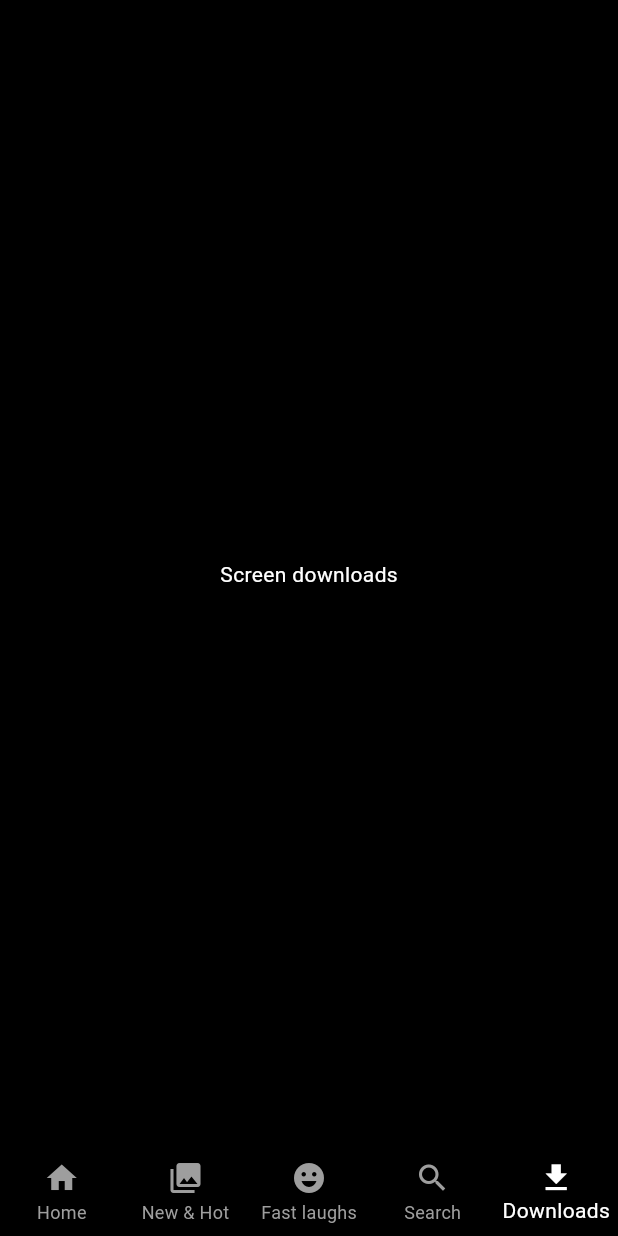
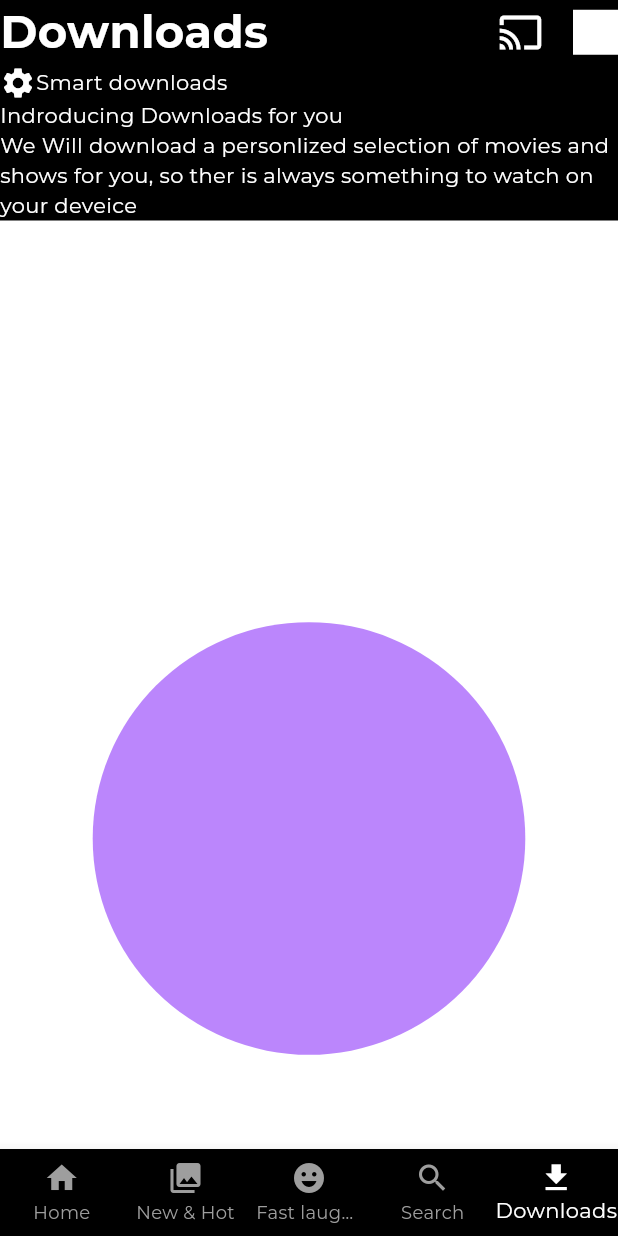
Before and after one commit to Don-sunny/Netflix-Clone-Flutter, a Flutter app: the screen it shows after launch, item 5 of the bottom bar chosen, on a phone screen of 412 x 824 dp. Run offline on Flutter 3.47's test engine with Material 2 defaults, Android fonts, the phone set to English and light mode, and no system bars; our stand-ins replace google_fonts.

Commit message:
half of download screen completed

```diff
--- /dev/null
+++ b/lib/core/constants.dart
@@ -0,0 +1,9 @@
+import 'package:flutter/material.dart';
+
+const kWidth = SizedBox(width: 20);
+
+const kColor = Colors.white;
+
+const kBttonColorBlue = Colors.blue;
+
+const kButtonColorWhite = Colors.white;
--- a/lib/main.dart
+++ b/lib/main.dart
@@ -1,4 +1,5 @@
 import 'package:flutter/material.dart';
+import 'package:google_fonts/google_fonts.dart';
 import 'package:netflix_project/core/colors.dart/colors.dart';
 import 'package:netflix_project/presentation/main_page/widgets/screen_main_page.dart';
 
@@ -17,6 +18,7 @@ class MyApp extends StatelessWidget {
         scaffoldBackgroundColor: backgroundColor,
         colorScheme: const ColorScheme.dark(background: backgroundColor),
         useMaterial3: true,
+        fontFamily: GoogleFonts.montserrat().fontFamily,
         textTheme: const TextTheme(
           bodyLarge: TextStyle(color: Colors.white),
           bodyMedium: TextStyle(color: Colors.white),
--- a/lib/presentation/downloads/widgets/scareen_downloads.dart
+++ b/lib/presentation/downloads/widgets/scareen_downloads.dart
@@ -1,12 +1,72 @@
 import 'package:flutter/material.dart';
+import 'package:netflix_project/core/constants.dart';
+import 'package:netflix_project/presentation/widgets/app_bar_widget.dart';
 
 class ScreenDownloads extends StatelessWidget {
   const ScreenDownloads({super.key});
 
   @override
   Widget build(BuildContext context) {
-    return const Scaffold(
-      body: Center(child: Text('Screen downloads')),
+    final Size size = MediaQuery.of(context).size;
+    return Scaffold(
+      appBar: const PreferredSize(
+          preferredSize: Size.fromHeight(50),
+          child: AppBarWidget(
+            title: 'Downloads',
+          )),
+      body: ListView(
+        children: [
+          const Row(
+            children: [
+              Icon(
+                Icons.settings,
+                color: kColor,
+              ),
+              Text('Smart downloads'),
+            ],
+          ),
+          const Text('Indroducing Downloads for you'),
+          const Text(
+            'We Will download a personlized selection of movies and shows for you, so ther is always something to watch on your deveice',
+          ),
+          Container(
+            width: size.width,
+            height: size.height,
+            color: Colors.white,
+            child: Stack(
+              children: [
+                Center(
+                  child: CircleAvatar(
+                    radius: size.width * 0.35,
+                  ),
+                )
+              ],
+            ),
+          ),
+          MaterialButton(
+            color: kBttonColorBlue,
+            onPressed: () {},
+            child: const Text(
+              'Set up',
+              style: TextStyle(
+                  color: Colors.white,
+                  fontSize: 20,
+                  fontWeight: FontWeight.bold),
+            ),
+          ),
+          MaterialButton(
+            color: kButtonColorWhite,
+            onPressed: () {},
+            child: const Text(
+              'See what you can downloadul ',
+              style: TextStyle(
+                  color: Colors.black,
+                  fontSize: 20,
+                  fontWeight: FontWeight.bold),
+            ),
+          )
+        ],
+      ),
     );
   }
 }
--- a/lib/presentation/main_page/widgets/screen_main_page.dart
+++ b/lib/presentation/main_page/widgets/screen_main_page.dart
@@ -20,11 +20,13 @@ class ScreenMainPage extends StatelessWidget {
   @override
   Widget build(BuildContext context) {
     return Scaffold(
-      body: ValueListenableBuilder(
-        valueListenable: indexChangeNotifier,
-        builder: (BuildContext context, int index, _) {
-          return _pages[index];
-        },
+      body: SafeArea(
+        child: ValueListenableBuilder(
+          valueListenable: indexChangeNotifier,
+          builder: (BuildContext context, int index, _) {
+            return _pages[index];
+          },
+        ),
       ),
       bottomNavigationBar: const BottomNavigationWidget(),
     );
--- /dev/null
+++ b/lib/presentation/widgets/app_bar_widget.dart
@@ -0,0 +1,34 @@
+import 'package:flutter/material.dart';
+import 'package:netflix_project/core/constants.dart';
+
+class AppBarWidget extends StatelessWidget {
+  const AppBarWidget({super.key, required this.title});
+
+  final title;
+
+  @override
+  Widget build(BuildContext context) {
+    return Row(
+      children: [
+        Text(
+          title,
+          style: const TextStyle(
+            fontSize: 30,
+            fontWeight: FontWeight.bold,
+          ),
+        ),
+        const Spacer(),
+        const Icon(
+          Icons.cast,
+          size: 30,
+        ),
+        kWidth,
+        Container(
+          color: kButtonColorWhite,
+          height: 30,
+          width: 30,
+        )
+      ],
+    );
+  }
+}
--- a/pubspec.yaml
+++ b/pubspec.yaml
@@ -35,6 +35,7 @@ dependencies:
   # The following adds the Cupertino Icons font to your application.
   # Use with the CupertinoIcons class for iOS style icons.
   cupertino_icons: ^1.0.2
+  google_fonts: ^5.1.0
 
 dev_dependencies:
   flutter_test:
```
Also changed, not shown: pubspec.lock, 1 other file.
